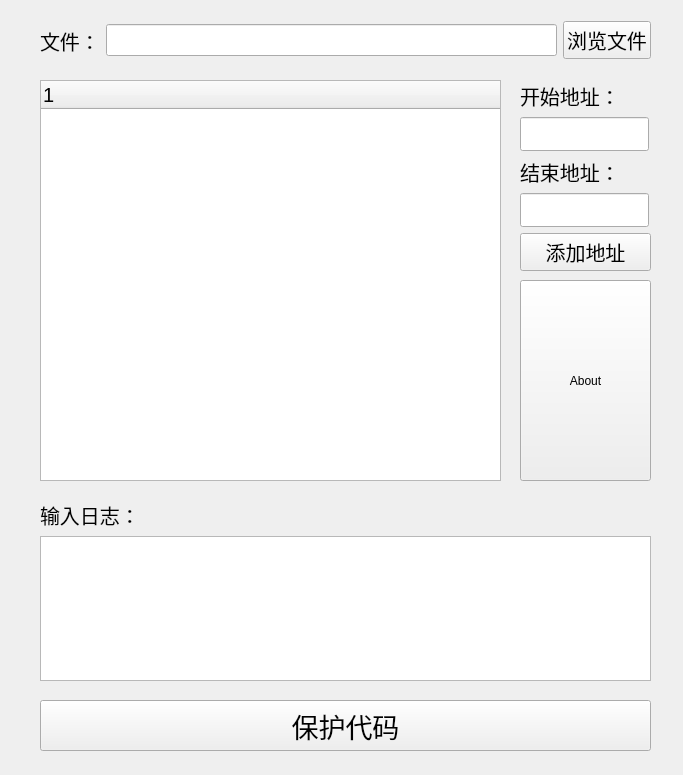
This is src/Frontends/WProtectDialog.ui in xiaoweime/WProtect as Qt 5 draws it before an edit. The edited form follows.
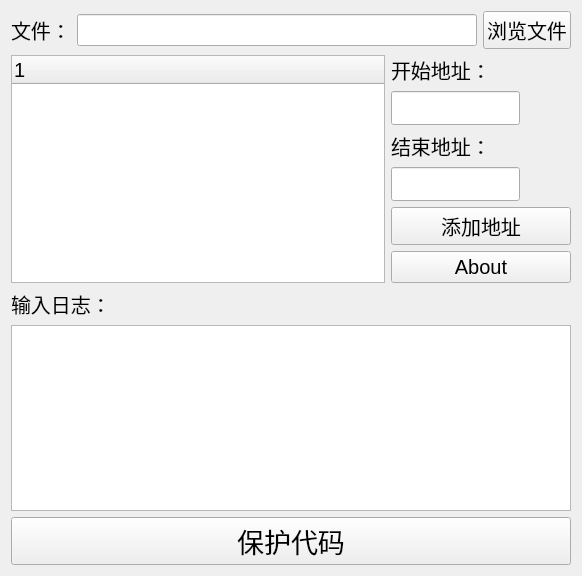
This is the edited form.

What changed in the file:
```diff
--- a/src/Frontends/WProtectDialog.ui
+++ b/src/Frontends/WProtectDialog.ui
@@ -6,42 +6,23 @@
    <rect>
     <x>0</x>
     <y>0</y>
-    <width>683</width>
-    <height>775</height>
+    <width>582</width>
+    <height>576</height>
    </rect>
   </property>
+  <property name="sizePolicy">
+   <sizepolicy hsizetype="Expanding" vsizetype="Expanding">
+    <horstretch>0</horstretch>
+    <verstretch>0</verstretch>
+   </sizepolicy>
+  </property>
   <property name="windowTitle">
    <string>WProtect</string>
   </property>
-  <widget class="QTreeWidget" name="treeWidget_protectAddress">
-   <property name="geometry">
-    <rect>
-     <x>40</x>
-     <y>80</y>
-     <width>461</width>
-     <height>401</height>
-    </rect>
-   </property>
-   <property name="font">
-    <font>
-     <pointsize>15</pointsize>
-    </font>
-   </property>
-   <column>
-    <property name="text">
-     <string notr="true">1</string>
-    </property>
-   </column>
-  </widget>
-  <widget class="QWidget" name="horizontalLayoutWidget">
-   <property name="geometry">
-    <rect>
-     <x>40</x>
-     <y>20</y>
-     <width>611</width>
-     <height>41</height>
-    </rect>
-   </property>
+  <layout class="QGridLayout" name="gridLayout_3">
+   <item row="0" column="0">
+    <layout class="QGridLayout" name="gridLayout_2">
+     <item row="0" column="0" colspan="2">
    <layout class="QHBoxLayout" name="horizontalLayout">
     <item>
      <widget class="QLabel" name="label_2">
@@ -77,68 +58,22 @@
      </widget>
     </item>
    </layout>
-  </widget>
-  <widget class="QWidget" name="verticalLayoutWidget">
-   <property name="geometry">
-    <rect>
-     <x>40</x>
-     <y>500</y>
-     <width>611</width>
-     <height>181</height>
-    </rect>
-   </property>
-   <layout class="QVBoxLayout" name="verticalLayout">
-    <item>
-     <widget class="QLabel" name="label">
-      <property name="font">
-       <font>
-        <pointsize>15</pointsize>
-       </font>
-      </property>
-      <property name="text">
-       <string>输入日志：</string>
-      </property>
-     </widget>
-    </item>
-    <item>
-     <widget class="QListWidget" name="listWidget_logOut">
+     </item>
+     <item row="1" column="0">
+      <widget class="QTreeWidget" name="treeWidget_protectAddress">
       <property name="font">
        <font>
-        <family>Monaco for Powerline</family>
         <pointsize>15</pointsize>
        </font>
       </property>
-     </widget>
-    </item>
-   </layout>
-  </widget>
-  <widget class="QPushButton" name="pushButton_protect">
-   <property name="geometry">
-    <rect>
-     <x>40</x>
-     <y>700</y>
-     <width>611</width>
-     <height>51</height>
-    </rect>
-   </property>
-   <property name="font">
-    <font>
-     <pointsize>20</pointsize>
-    </font>
-   </property>
+       <column>
    <property name="text">
-    <string>保护代码</string>
-   </property>
-  </widget>
-  <widget class="QWidget" name="layoutWidget">
-   <property name="geometry">
-    <rect>
-     <x>520</x>
-     <y>80</y>
-     <width>131</width>
-     <height>191</height>
-    </rect>
-   </property>
+         <string notr="true">1</string>
+        </property>
+       </column>
+      </widget>
+     </item>
+     <item row="1" column="1">
    <layout class="QVBoxLayout" name="verticalLayout_2">
     <item>
      <widget class="QLabel" name="label_3">
@@ -160,6 +95,12 @@
     </item>
     <item>
      <widget class="QLineEdit" name="lineEdit_beginAddress">
+         <property name="sizePolicy">
+          <sizepolicy hsizetype="Minimum" vsizetype="Minimum">
+           <horstretch>0</horstretch>
+           <verstretch>0</verstretch>
+          </sizepolicy>
+         </property>
       <property name="minimumSize">
        <size>
         <width>128</width>
@@ -193,6 +134,12 @@
     </item>
     <item>
      <widget class="QLineEdit" name="lineEdit_endAddress">
+         <property name="sizePolicy">
+          <sizepolicy hsizetype="Minimum" vsizetype="Fixed">
+           <horstretch>0</horstretch>
+           <verstretch>0</verstretch>
+          </sizepolicy>
+         </property>
       <property name="minimumSize">
        <size>
         <width>129</width>
@@ -220,6 +167,12 @@
     </item>
     <item>
      <widget class="QPushButton" name="pushButton_addProtectAddress">
+         <property name="sizePolicy">
+          <sizepolicy hsizetype="Minimum" vsizetype="Fixed">
+           <horstretch>0</horstretch>
+           <verstretch>0</verstretch>
+          </sizepolicy>
+         </property>
       <property name="font">
        <font>
         <pointsize>15</pointsize>
@@ -230,21 +183,92 @@
       </property>
      </widget>
     </item>
-   </layout>
-  </widget>
+       <item>
   <widget class="QPushButton" name="pushButton_about">
-   <property name="geometry">
-    <rect>
-     <x>520</x>
-     <y>280</y>
-     <width>131</width>
-     <height>201</height>
-    </rect>
+         <property name="sizePolicy">
+          <sizepolicy hsizetype="Minimum" vsizetype="Fixed">
+           <horstretch>0</horstretch>
+           <verstretch>0</verstretch>
+          </sizepolicy>
+         </property>
+         <property name="font">
+          <font>
+           <pointsize>15</pointsize>
+          </font>
    </property>
    <property name="text">
     <string>About</string>
    </property>
   </widget>
+       </item>
+       <item>
+        <spacer name="verticalSpacer">
+         <property name="orientation">
+          <enum>Qt::Vertical</enum>
+         </property>
+         <property name="sizeHint" stdset="0">
+          <size>
+           <width>20</width>
+           <height>0</height>
+          </size>
+         </property>
+        </spacer>
+       </item>
+      </layout>
+     </item>
+     <item row="2" column="0" colspan="2">
+      <layout class="QVBoxLayout" name="verticalLayout">
+       <item>
+        <widget class="QLabel" name="label">
+         <property name="font">
+          <font>
+           <pointsize>15</pointsize>
+          </font>
+         </property>
+         <property name="text">
+          <string>输入日志：</string>
+         </property>
+        </widget>
+       </item>
+       <item>
+        <widget class="QListWidget" name="listWidget_logOut">
+         <property name="font">
+          <font>
+           <family>Monaco for Powerline</family>
+           <pointsize>15</pointsize>
+          </font>
+         </property>
+        </widget>
+       </item>
+      </layout>
+     </item>
+     <item row="3" column="0" colspan="2">
+      <widget class="QPushButton" name="pushButton_protect">
+       <property name="sizePolicy">
+        <sizepolicy hsizetype="Expanding" vsizetype="Fixed">
+         <horstretch>0</horstretch>
+         <verstretch>0</verstretch>
+        </sizepolicy>
+       </property>
+       <property name="font">
+        <font>
+         <pointsize>20</pointsize>
+        </font>
+       </property>
+       <property name="text">
+        <string>保护代码</string>
+       </property>
+      </widget>
+     </item>
+    </layout>
+   </item>
+  </layout>
+  <zorder>treeWidget_protectAddress</zorder>
+  <zorder>horizontalLayoutWidget</zorder>
+  <zorder>verticalLayoutWidget</zorder>
+  <zorder>pushButton_protect</zorder>
+  <zorder>layoutWidget</zorder>
+  <zorder>pushButton_openFile</zorder>
  </widget>
  <resources/>
  <connections/>
```
Lines whose indentation alone changed are shown as unchanged.
